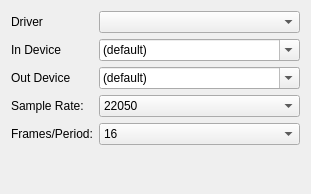
First picture: the form in jackparameterform.ui, repository alexcoy257/JackServerTest, before the edit.
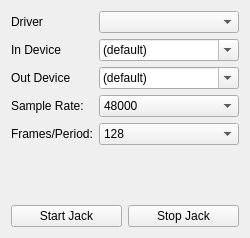
Second picture: the form after the edit. Custom widgets are drawn as their Qt base class.

Commit message: refactor to jack form

Diff of the .ui file:
```diff
--- a/jackparameterform.ui
+++ b/jackparameterform.ui
@@ -6,13 +6,15 @@
    <rect>
     <x>0</x>
     <y>0</y>
-    <width>311</width>
-    <height>194</height>
+    <width>250</width>
+    <height>238</height>
    </rect>
   </property>
   <property name="windowTitle">
    <string>Form</string>
   </property>
+  <layout class="QVBoxLayout" name="verticalLayout">
+   <item>
   <layout class="QFormLayout" name="formLayout">
    <item row="0" column="0">
     <widget class="QLabel" name="driverLabel">
@@ -71,6 +73,9 @@
    </item>
    <item row="3" column="1">
     <widget class="QComboBox" name="m_srChoice">
+       <property name="currentIndex">
+        <number>3</number>
+       </property>
      <item>
       <property name="text">
        <string>22050</string>
@@ -117,6 +122,9 @@
    </item>
    <item row="4" column="1">
     <widget class="QComboBox" name="m_fppChoice">
+       <property name="currentIndex">
+        <number>3</number>
+       </property>
      <item>
       <property name="text">
        <string>16</string>
@@ -163,6 +171,26 @@
       </property>
      </item>
     </widget>
+     </item>
+    </layout>
+   </item>
+   <item>
+    <layout class="QHBoxLayout" name="jackButtonLayout">
+     <item>
+      <widget class="QPushButton" name="m_startJackButton">
+       <property name="text">
+        <string>Start Jack</string>
+       </property>
+      </widget>
+     </item>
+     <item>
+      <widget class="QPushButton" name="m_stopJackButton">
+       <property name="text">
+        <string>Stop Jack</string>
+       </property>
+      </widget>
+     </item>
+    </layout>
    </item>
   </layout>
  </widget>
```
Lines whose indentation alone changed are shown as unchanged. The commit also changes 6 other files.
